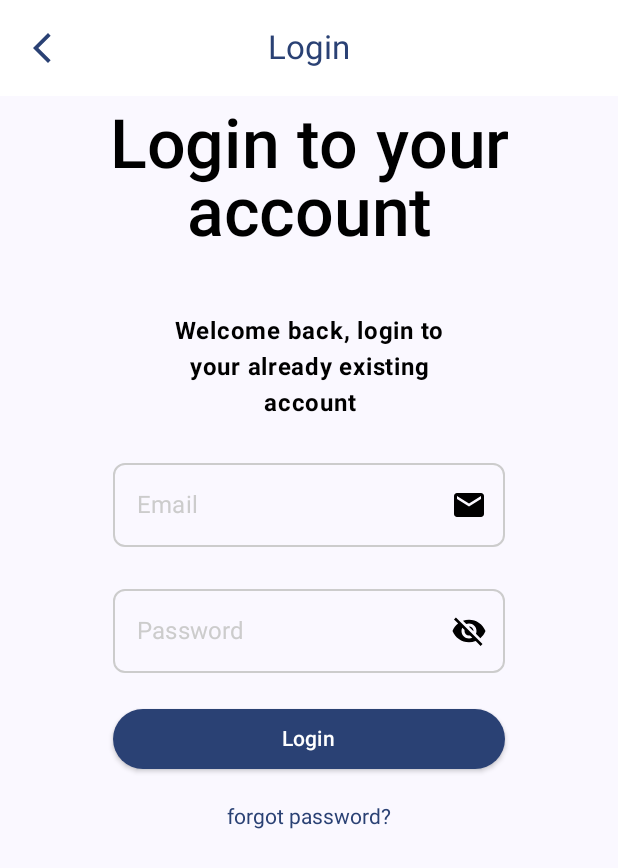
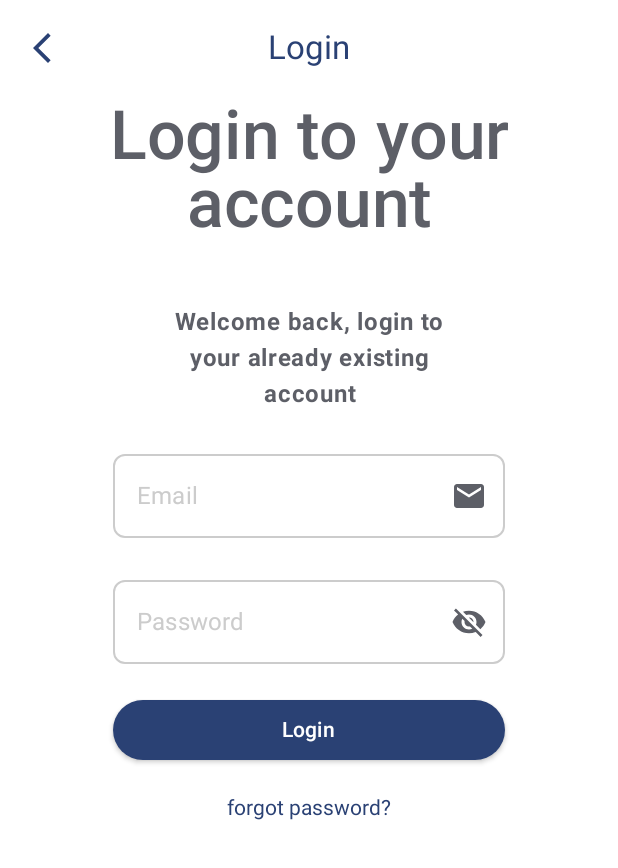
Before and after one commit to steveng85/AppDevelopment, an Android app built with Jetpack Compose: the screen it shows after launch (MainActivity), after a tap on "Login", on a phone screen of 412 x 824 dp. Shown: the top 868 px of the screen. Run offline under Robolectric (Android 15) with nearby library versions, the phone set to English and light mode, and no system bars; our stand-ins replace Dagger/Hilt's generated code, Firebase (no records; nobody signed in at launch, a user with empty details on screens opened directly); libraries missing offline, so code that uses them is left out: androidx.camera.core, androidx.camera.lifecycle, androidx.camera.view.

Commit message:
Fixed themeing

```diff
--- a/app/src/main/java/com/example/appdevelopment/ui/components/DefaultFieldBox.kt
+++ b/app/src/main/java/com/example/appdevelopment/ui/components/DefaultFieldBox.kt
@@ -3,11 +3,12 @@ package com.example.appdevelopment.ui.components
 import android.graphics.ColorFilter
 import androidx.compose.foundation.Image
 import androidx.compose.foundation.focusable
+import androidx.compose.foundation.layout.wrapContentSize
 import androidx.compose.foundation.shape.RoundedCornerShape
 import androidx.compose.foundation.text.KeyboardOptions
 import androidx.compose.material.*
 import androidx.compose.material.icons.Icons
-import androidx.compose.material.icons.filled.Mail
+import androidx.compose.material.icons.filled.*
 import androidx.compose.material.icons.sharp.Mail
 import androidx.compose.material.icons.sharp.MailOutline
 import androidx.compose.runtime.*
@@ -15,6 +16,7 @@ import androidx.compose.ui.Modifier
 import androidx.compose.ui.focus.onFocusChanged
 import androidx.compose.ui.focus.onFocusEvent
 import androidx.compose.ui.graphics.Color
+import androidx.compose.ui.graphics.vector.ImageVector
 import androidx.compose.ui.text.input.KeyboardType
 import androidx.compose.ui.text.input.PasswordVisualTransformation
 import androidx.compose.ui.text.input.VisualTransformation
@@ -43,27 +45,48 @@ fun DefaultFieldBox(
         label = { Text(label) },
         trailingIcon = {
             if(type == "email"){
-                Image(painter = painterResource(id = R.drawable.ic_baseline_email_24), contentDescription = null)
+                Icon(
+                    modifier = Modifier.wrapContentSize(),
+                    imageVector = Icons.Default.Email,
+                    contentDescription = null,
+                    tint = androidx.compose.material3.MaterialTheme.colorScheme.outline)
+                //Image(painter = painterResource(id = R.drawable.ic_baseline_email_24), contentDescription = null)
             } else if(type == "username") {
-                Image(
-                    painter = painterResource(id = R.drawable.ic_baseline_person_outline_24),
+                Icon(
+                    modifier = Modifier.wrapContentSize(),
+                    imageVector = Icons.Default.PersonOutline,
                     contentDescription = null,
-                )
+                    tint = androidx.compose.material3.MaterialTheme.colorScheme.outline)
 
 
             }else if(type == "description"){
-                Image(painter = painterResource(id = R.drawable.ic_baseline_description_24), contentDescription = null)
+                Icon(
+                    modifier = Modifier.wrapContentSize(),
+                    imageVector = Icons.Default.Description,
+                    contentDescription = null,
+                    tint = androidx.compose.material3.MaterialTheme.colorScheme.outline)
+                //Image(painter = painterResource(id = R.drawable.ic_baseline_description_24), contentDescription = null)
             }else {
             if(passwordVisible) {
            IconButton(onClick = { passwordVisible = false }) {
-               Image(painter = painterResource(id = R.drawable.ic_baseline_visibility_off_24), contentDescription = null)
+               Icon(
+                   modifier = Modifier.wrapContentSize(),
+                   imageVector = Icons.Default.VisibilityOff,
+                   contentDescription = null,
+                   tint = androidx.compose.material3.MaterialTheme.colorScheme.outline)
+               //Image(painter = painterResource(id = R.drawable.ic_baseline_visibility_off_24), contentDescription = null)
            }
             }else {
            IconButton(onClick = { passwordVisible = true }) {
-               Image(
+               Icon(
+                   modifier = Modifier.wrapContentSize(),
+                   imageVector = Icons.Default.Visibility,
+                   contentDescription = null,
+                   tint = androidx.compose.material3.MaterialTheme.colorScheme.outline)
+               /*Image(
                    painter = painterResource(id = R.drawable.ic_baseline_visibility_24),
                    contentDescription = null
-               )
+               )*/
            }
        }}},
         shape = RoundedCornerShape(8.dp),
@@ -72,6 +95,7 @@ fun DefaultFieldBox(
             unfocusedBorderColor = unfocusedColor,
             focusedLabelColor = focusedColor,
             unfocusedLabelColor = unfocusedColor,
+            textColor = androidx.compose.material3.MaterialTheme.colorScheme.outline
         ),
         visualTransformation = if (!passwordVisible) VisualTransformation.None else PasswordVisualTransformation(),
         keyboardOptions = KeyboardOptions.Default.copy(keyboardType = if(type == "password") KeyboardType.Password else  KeyboardType.Email)
--- a/app/src/main/java/com/example/appdevelopment/ui/components/LoginTopBar.kt
+++ b/app/src/main/java/com/example/appdevelopment/ui/components/LoginTopBar.kt
@@ -1,17 +1,22 @@
 package com.example.appdevelopment.ui.components
 
+import androidx.compose.foundation.layout.*
 import androidx.compose.material.Icon
 import androidx.compose.material3.*
 import androidx.compose.runtime.Composable
+import androidx.compose.ui.Modifier
 import androidx.compose.ui.res.painterResource
 import androidx.compose.ui.text.style.TextOverflow
+import androidx.compose.ui.tooling.preview.Preview
+import androidx.compose.ui.unit.dp
 import androidx.navigation.NavController
+import androidx.navigation.compose.rememberNavController
 import com.example.appdevelopment.R
 
 @ExperimentalMaterial3Api
 @Composable
-fun LoginTopBar(navController: NavController, text: String) {
-    Scaffold(
+fun LoginTopBar(navController: NavController, text: String, screenContent: @Composable () -> Unit) {
+    Scaffold( modifier = Modifier.fillMaxHeight(),
         topBar = {
             CenterAlignedTopAppBar(
                 title = {
@@ -34,5 +39,12 @@ fun LoginTopBar(navController: NavController, text: String) {
                 colors = TopAppBarDefaults.centerAlignedTopAppBarColors(MaterialTheme.colorScheme.onPrimary)
             )
         }
-    ) { }
+    ) {
+        Column(
+            modifier = Modifier.padding(it)
+        ) {
+            screenContent()
+        }
+    }
+
 }
--- a/app/src/main/java/com/example/appdevelopment/ui/screens/cameraView/CameraScreen.kt
+++ b/app/src/main/java/com/example/appdevelopment/ui/screens/cameraView/CameraScreen.kt
@@ -151,14 +151,14 @@ fun TakenImage(
     uiState: CameraUIState,
     onEvent: (CameraEvent) -> Unit
 ) {
-    Box(modifier = Modifier.fillMaxSize()) {
+    Box(modifier = Modifier.fillMaxSize().background(MaterialTheme.colorScheme.onPrimary)) {
         Column(modifier = Modifier
             .fillMaxSize()
             .padding(bottom = 120.dp),
             verticalArrangement = Arrangement.Center,
             horizontalAlignment = Alignment.CenterHorizontally
         ) {
-            Image(painter = rememberAsyncImagePainter(imageUri), contentDescription = null)
+            Image(modifier = Modifier.height(400.dp), painter = rememberAsyncImagePainter(imageUri), contentDescription = null)
         }
             Box(
                 modifier = Modifier.fillMaxSize(),
@@ -177,7 +177,7 @@ fun TakenImage(
                         modifier = Modifier
                             .wrapContentHeight()
                             .fillMaxWidth()
-                            .padding(bottom = 5.dp)
+                            .padding(bottom = 15.dp)
                     ) {
                         Row(
                             modifier = Modifier
--- a/app/src/main/java/com/example/appdevelopment/ui/screens/loginView/LoginScreen.kt
+++ b/app/src/main/java/com/example/appdevelopment/ui/screens/loginView/LoginScreen.kt
@@ -1,6 +1,8 @@
 package com.example.appdevelopment.ui.screens
 
+import android.annotation.SuppressLint
 import android.widget.Toast
+import androidx.compose.foundation.background
 import androidx.compose.foundation.layout.*
 import androidx.compose.foundation.text.ClickableText
 import androidx.compose.material.CircularProgressIndicator
@@ -27,6 +29,7 @@ import com.example.appdevelopment.ui.components.LoginTopBar
 import com.example.appdevelopment.ui.screens.loginView.LoginEvent
 import com.example.appdevelopment.ui.screens.loginView.LoginUIState
 
+@SuppressLint("SuspiciousIndentation")
 @ExperimentalMaterial3Api
 @Composable
 fun LoginScreen(
@@ -35,28 +38,45 @@ fun LoginScreen(
     authLogic: AuthLogic?,
     onEvent: (LoginEvent) -> Unit
 ) {
-    val authResource = authLogic?.loginFlow?.collectAsState()
-    Surface(modifier = Modifier.fillMaxSize()) {
 
+    Column(modifier = Modifier.fillMaxSize()) {
         Column(
-            modifier = Modifier.fillMaxWidth(),
+            modifier = Modifier
+                .fillMaxWidth()
+                .weight(1f),
         ) {
-            LoginTopBar(navController = navController, "Login")
+            LoginTopBar(navController = navController, "Login", { LoginContent(navController, uiState, authLogic, onEvent) })
         }
 
-        Column(modifier = Modifier.fillMaxWidth(),
+
+    }
+}
+
+@Composable
+fun LoginContent(
+    navController: NavController,
+    uiState: LoginUIState,
+    authLogic: AuthLogic?,
+    onEvent: (LoginEvent) -> Unit
+) {
+    val authResource = authLogic?.loginFlow?.collectAsState()
+    Column(
+        modifier = Modifier
+            .fillMaxSize()
+            .background(MaterialTheme.colorScheme.onPrimary),
         verticalArrangement = Arrangement.spacedBy(20.dp),
         horizontalAlignment = Alignment.CenterHorizontally
     ) {
 
         Text(
             modifier = Modifier.padding(
-                    top = 70.dp,
+                top = 0.dp,
                 bottom = 20.dp,
                 start = 60.dp,
-                    end = 60.dp),
+                end = 60.dp
+            ),
             text = "Login to your account",
-                    color = Color.Black,
+            color = MaterialTheme.colorScheme.outline,
             fontSize = MaterialTheme.typography.displayMedium.fontSize,
             fontWeight = FontWeight.Medium,
             textAlign = TextAlign.Center,
@@ -66,9 +86,10 @@ fun LoginScreen(
         Text(
             modifier = Modifier.padding(start = 100.dp, end = 100.dp),
             text = "Welcome back, login to your already existing account",
-                color = Color.Black,
+            color = MaterialTheme.colorScheme.outline,
             fontWeight = FontWeight.Bold,
-                textAlign = TextAlign.Center)
+            textAlign = TextAlign.Center
+        )
 
         Column(
             modifier = Modifier
@@ -81,12 +102,11 @@ fun LoginScreen(
             verticalArrangement = Arrangement.spacedBy(20.dp)
         ) {
 
-                EmailBox(uiState.emailText, onEvent = {onEvent(it)})
-                PasswordBox(uiState.passwordText, onEvent = {onEvent(it)})
-                LoginButton { onEvent(LoginEvent.OnLogin)}
+            EmailBox(uiState.emailText, onEvent = { onEvent(it) })
+            PasswordBox(uiState.passwordText, onEvent = { onEvent(it) })
+            LoginButton { onEvent(LoginEvent.OnLogin) }
             ForgotPassword { navController.navigate(Screen.ForgotPwd.route) }
 
-            }
         }
     }
 authResource?.value?.let {
--- a/app/src/main/java/com/example/appdevelopment/ui/screens/passwordResetView/PasswordResetScreen.kt
+++ b/app/src/main/java/com/example/appdevelopment/ui/screens/passwordResetView/PasswordResetScreen.kt
@@ -1,5 +1,6 @@
 package com.example.appdevelopment.ui.screens
 
+import androidx.compose.foundation.background
 import androidx.compose.foundation.layout.*
 import androidx.compose.material3.MaterialTheme
 import androidx.compose.material3.Surface
@@ -23,13 +24,13 @@ fun PasswordResetScreen(
     Surface(modifier = Modifier.fillMaxSize()) {
 
         Column(
-            modifier = Modifier.fillMaxSize(),
+            modifier = Modifier.fillMaxSize().background(MaterialTheme.colorScheme.onPrimary),
             verticalArrangement = Arrangement.spacedBy(20.dp),
             horizontalAlignment = Alignment.CenterHorizontally
         ) {
             Text(
                 text = "Password have been reset",
-                color = Color.Black,
+                color = MaterialTheme.colorScheme.outline,
                 fontSize = MaterialTheme.typography.displayMedium.fontSize,
                 fontWeight = FontWeight.Medium,
                 textAlign = TextAlign.Center,
--- a/app/src/main/java/com/example/appdevelopment/ui/theme/Theme.kt
+++ b/app/src/main/java/com/example/appdevelopment/ui/theme/Theme.kt
@@ -41,10 +41,10 @@ private val LightColorScheme = lightColorScheme(
     onSurface = md_theme_light_onSurface,
     surfaceVariant = md_theme_light_surfaceVariant,
     onSurfaceVariant = md_theme_light_onSurfaceVariant,
-    outline = md_theme_light_outline,
+    outline = md_theme_light_login_text,
     inverseOnSurface = md_theme_light_inverseOnSurface,
     inverseSurface = md_theme_light_inverseSurface,
-    inversePrimary = md_theme_light_inversePrimary,
+    inversePrimary = md_theme_light_scrim,
     //surfaceTint = md_theme_light_surfaceTint,
     //utlineVariant = md_theme_light_outlineVariant,
     //scrim = md_theme_light_scrim,
@@ -73,10 +73,10 @@ private val DarkColorScheme = darkColorScheme(
     onSurface = md_theme_dark_onSurface,
     surfaceVariant = md_theme_dark_surfaceVariant,
     onSurfaceVariant = md_theme_dark_onSurfaceVariant,
-    outline = md_theme_dark_outline,
+    outline = md_theme_dark_login_text,
     inverseOnSurface = md_theme_dark_inverseOnSurface,
     inverseSurface = md_theme_dark_inverseSurface,
-    inversePrimary = md_theme_dark_inversePrimary,
+    inversePrimary = md_theme_dark_scrim,
     //surfaceTint = md_theme_dark_surfaceTint,
     //outlineVariant = md_theme_dark_outlineVariant,
     //scrim = md_theme_dark_scrim,
--- a/app/src/main/res/values/themes.xml
+++ b/app/src/main/res/values/themes.xml
@@ -1,5 +1,5 @@
 <?xml version="1.0" encoding="utf-8"?>
 <resources>
 
-    <style name="Theme.AppDevelopment" parent="android:Theme.Material.Light.NoActionBar" />
+    <style name="Theme.AppDevelopment" parent="android:Theme.Material.Light.NoActionBar"/>
 </resources>
```
Also changed, not shown: app/src/main/java/com/example/appdevelopment/ui/screens/createAccountView/CreateAccountScreen.kt (+22 -13 lines), app/src/main/java/com/example/appdevelopment/ui/screens/feedView/FeedScreen.kt (+6 -4 lines), app/src/main/java/com/example/appdevelopment/ui/screens/forgotPasswordView/ForgotPasswordScreen.kt (+22 -11 lines), app/src/main/java/com/example/appdevelopment/ui/screens/leaderboardsView/LeaderboardsScreen.kt (+14 -14 lines), app/src/main/java/com/example/appdevelopment/ui/screens/profileView/ProfileScreen.kt (+6 -1 lines). Lines whose indentation alone changed are shown as unchanged.
